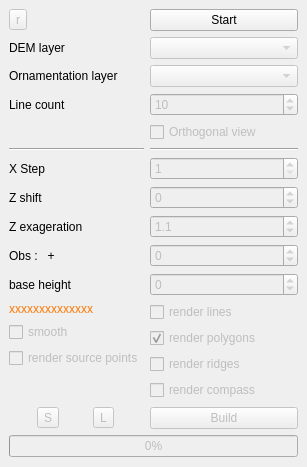
Above: dem_slicer/ui/dem_slicer_dockwidget_base.ui from xcaeag/Dem-Slicer-Qgis-Plugin before the change. Below: the same form after it.
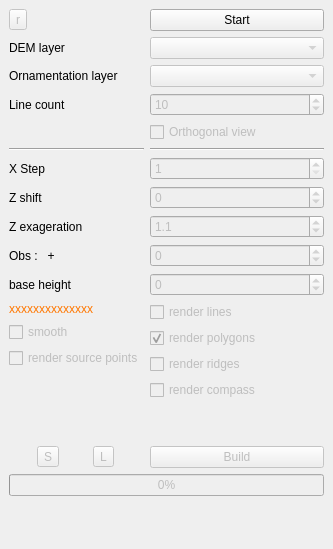
That is the form after the change.

What changed in the file:
```diff
--- a/dem_slicer/ui/dem_slicer_dockwidget_base.ui
+++ b/dem_slicer/ui/dem_slicer_dockwidget_base.ui
@@ -6,8 +6,8 @@
    <rect>
     <x>0</x>
     <y>0</y>
-    <width>307</width>
-    <height>467</height>
+    <width>333</width>
+    <height>549</height>
    </rect>
   </property>
   <property name="windowTitle">
```
Left out of the diff: 4 changed lines with no effect on the pictures.
